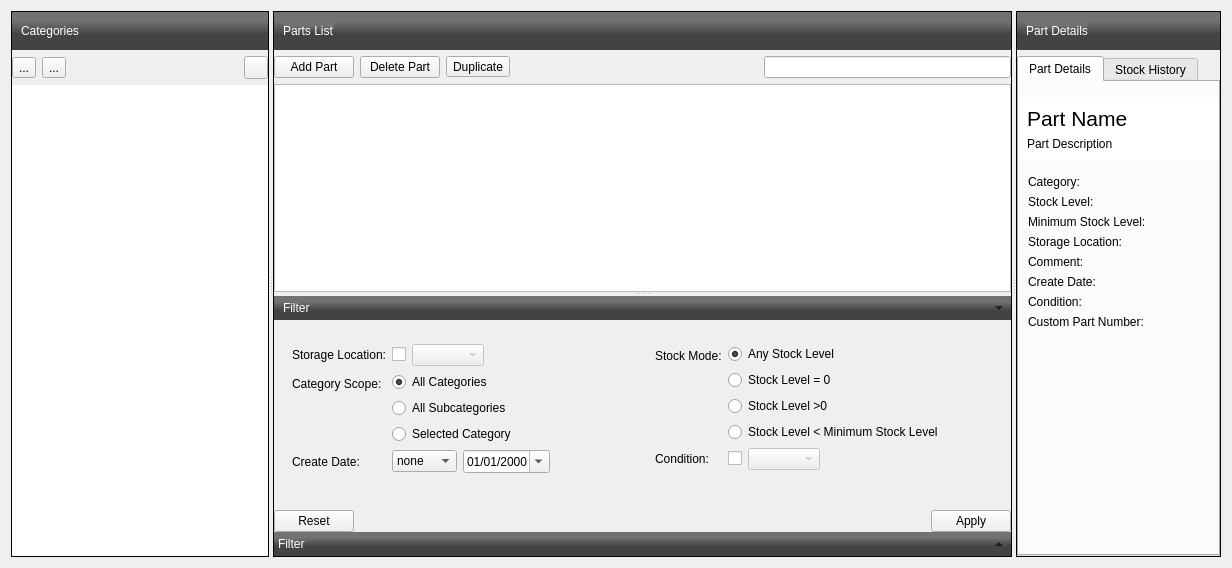
Qt form src/partmanagerform.ui (jassuncao/myparts) before a commit.
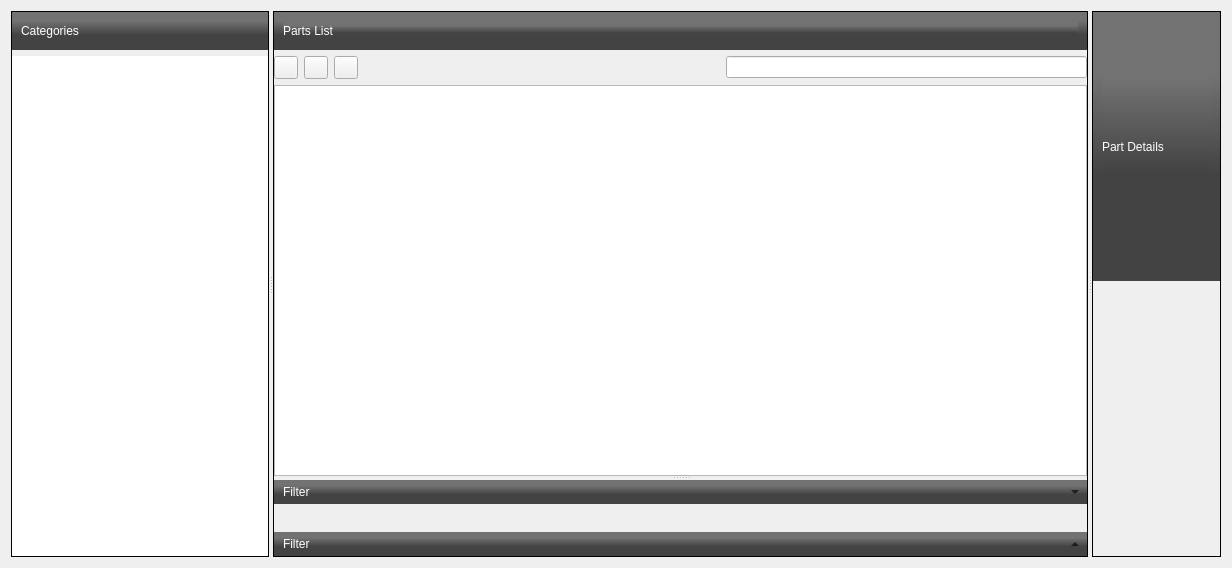
The same form after that commit. Icons and pictures are not drawn. Custom widgets are drawn as their Qt base class.

```diff
--- a/src/partmanagerform.ui
+++ b/src/partmanagerform.ui
@@ -43,7 +43,13 @@
          </property>
          <layout class="QHBoxLayout" name="horizontalLayout">
           <item>
-           <widget class="QLabel" name="label">
+           <widget class="QLabel" name="treeViewLabel">
+            <property name="minimumSize">
+             <size>
+              <width>0</width>
+              <height>20</height>
+             </size>
+            </property>
             <property name="styleSheet">
              <string notr="true">color: rgb(255, 255, 255);</string>
             </property>
@@ -72,53 +78,7 @@
         </widget>
        </item>
        <item>
-        <layout class="QHBoxLayout" name="horizontalLayout_2">
-         <item>
-          <widget class="QToolButton" name="expandTreeButton">
-           <property name="text">
-            <string>...</string>
-           </property>
-           <property name="icon">
-            <iconset resource="resources.qrc">
-             <normaloff>:/icons/toggle_expand</normaloff>:/icons/toggle_expand</iconset>
-           </property>
-           <property name="toolButtonStyle">
-            <enum>Qt::ToolButtonIconOnly</enum>
-           </property>
-          </widget>
-         </item>
-         <item>
-          <widget class="QToolButton" name="collapseTreeButton">
-           <property name="text">
-            <string>...</string>
-           </property>
-           <property name="icon">
-            <iconset resource="resources.qrc">
-             <normaloff>:/icons/toggle_collapse</normaloff>:/icons/toggle_collapse</iconset>
-           </property>
-          </widget>
-         </item>
-         <item>
-          <spacer name="horizontalSpacer_2">
-           <property name="orientation">
-            <enum>Qt::Horizontal</enum>
-           </property>
-           <property name="sizeHint" stdset="0">
-            <size>
-             <width>40</width>
-             <height>20</height>
-            </size>
-           </property>
-          </spacer>
-         </item>
-         <item>
-          <widget class="QToolButton" name="toolButton">
-           <property name="popupMode">
-            <enum>QToolButton::InstantPopup</enum>
-           </property>
-          </widget>
-         </item>
-        </layout>
+        <layout class="QHBoxLayout" name="horizontalLayout_2"/>
        </item>
        <item>
         <widget class="QTreeView" name="categoriesTreeView">
@@ -188,6 +148,12 @@
              <layout class="QHBoxLayout" name="horizontalLayout_3">
               <item>
                <widget class="QLabel" name="label_2">
+                <property name="minimumSize">
+                 <size>
+                  <width>0</width>
+                  <height>20</height>
+                 </size>
+                </property>
                 <property name="styleSheet">
                  <string notr="true">color: rgb(255, 255, 255);</string>
                 </property>
@@ -196,28 +162,15 @@
                 </property>
                </widget>
               </item>
-              <item>
-               <spacer name="horizontalSpacer_3">
-                <property name="orientation">
-                 <enum>Qt::Horizontal</enum>
-                </property>
-                <property name="sizeHint" stdset="0">
-                 <size>
-                  <width>139</width>
-                  <height>20</height>
-                 </size>
-                </property>
-               </spacer>
-              </item>
              </layout>
             </widget>
            </item>
            <item>
             <layout class="QHBoxLayout" name="horizontalLayout_5">
              <item>
-              <widget class="QPushButton" name="addPartButton">
-               <property name="text">
-                <string>Add Part</string>
+              <widget class="QToolButton" name="addPartToolButton">
+               <property name="toolButtonStyle">
+                <enum>Qt::ToolButtonFollowStyle</enum>
                </property>
                <property name="icon">
                 <iconset resource="resources.qrc">
@@ -226,9 +179,9 @@
               </widget>
              </item>
              <item>
-              <widget class="QPushButton" name="deletePartButton">
-               <property name="text">
-                <string>Delete Part</string>
+              <widget class="QToolButton" name="deletePartToolButton">
+               <property name="toolButtonStyle">
+                <enum>Qt::ToolButtonFollowStyle</enum>
                </property>
                <property name="icon">
                 <iconset resource="resources.qrc">
@@ -237,17 +190,7 @@
               </widget>
              </item>
              <item>
-              <widget class="QToolButton" name="duplicateParteButton">
-               <property name="text">
-                <string>Duplicate</string>
-               </property>
-               <property name="icon">
-                <iconset resource="resources.qrc">
-                 <normaloff>:/icons/images/shape_square_add.png</normaloff>:/icons/images/shape_square_add.png</iconset>
-               </property>
-               <property name="checkable">
-                <bool>false</bool>
-               </property>
+              <widget class="QToolButton" name="duplicatePartButton">
                <property name="popupMode">
                 <enum>QToolButton::DelayedPopup</enum>
                </property>
@@ -286,7 +229,19 @@
           </layout>
          </widget>
          <widget class="QWidget" name="widget_4" native="true">
-          <layout class="QVBoxLayout" name="verticalLayout_5">
+          <layout class="QVBoxLayout" name="verticalLayout_4">
+           <property name="leftMargin">
+            <number>0</number>
+           </property>
+           <property name="topMargin">
+            <number>0</number>
+           </property>
+           <property name="rightMargin">
+            <number>0</number>
+           </property>
+           <property name="bottomMargin">
+            <number>0</number>
+           </property>
            <item>
             <widget class="QWidget" name="filterHeader" native="true">
              <property name="autoFillBackground">
@@ -296,6 +251,9 @@
               <string notr="true">background-color:qlineargradient(spread:pad, x1:0.5, y1:0.8, x2:0.5, y2:0, stop:0.248619 rgba(67, 67, 67, 255), stop:0.707182 rgba(114, 114, 114, 255));</string>
              </property>
              <layout class="QHBoxLayout" name="horizontalLayout_6">
+              <property name="leftMargin">
+               <number>9</number>
+              </property>
               <property name="topMargin">
                <number>0</number>
               </property>
@@ -307,6 +265,12 @@
               </property>
               <item>
                <widget class="QLabel" name="label_4">
+                <property name="minimumSize">
+                 <size>
+                  <width>0</width>
+                  <height>20</height>
+                 </size>
+                </property>
                 <property name="styleSheet">
                  <string notr="true">color: rgb(255, 255, 255);</string>
                 </property>
@@ -368,247 +332,7 @@
             </widget>
            </item>
            <item>
-            <widget class="QScrollArea" name="filterScrollArea">
-             <property name="sizePolicy">
-              <sizepolicy hsizetype="Expanding" vsizetype="Expanding">
-               <horstretch>0</horstretch>
-               <verstretch>0</verstretch>
-              </sizepolicy>
-             </property>
-             <property name="frameShape">
-              <enum>QFrame::NoFrame</enum>
-             </property>
-             <property name="widgetResizable">
-              <bool>true</bool>
-             </property>
-             <widget class="QWidget" name="scrollAreaWidgetContents">
-              <property name="geometry">
-               <rect>
-                <x>0</x>
-                <y>0</y>
-                <width>681</width>
-                <height>176</height>
-               </rect>
-              </property>
-              <layout class="QGridLayout" name="gridLayout">
-               <item row="0" column="1">
-                <widget class="QWidget" name="widget_7" native="true">
-                 <property name="sizePolicy">
-                  <sizepolicy hsizetype="Preferred" vsizetype="Preferred">
-                   <horstretch>0</horstretch>
-                   <verstretch>0</verstretch>
-                  </sizepolicy>
-                 </property>
-                 <layout class="QFormLayout" name="formLayout_2">
-                  <property name="fieldGrowthPolicy">
-                   <enum>QFormLayout::ExpandingFieldsGrow</enum>
-                  </property>
-                  <item row="0" column="0">
-                   <widget class="QLabel" name="label_7">
-                    <property name="text">
-                     <string>Stock Mode:</string>
-                    </property>
-                   </widget>
-                  </item>
-                  <item row="0" column="1">
-                   <layout class="QVBoxLayout" name="verticalLayout_4">
-                    <item>
-                     <widget class="QRadioButton" name="stockAnyRadio">
-                      <property name="text">
-                       <string>Any Stock Level</string>
-                      </property>
-                      <property name="checked">
-                       <bool>true</bool>
-                      </property>
-                     </widget>
-                    </item>
-                    <item>
-                     <widget class="QRadioButton" name="stockZeroRadio">
-                      <property name="text">
-                       <string>Stock Level = 0</string>
-                      </property>
-                     </widget>
-                    </item>
-                    <item>
-                     <widget class="QRadioButton" name="stockGreateZeroRadio">
-                      <property name="text">
-                       <string>Stock Level &gt;0</string>
-                      </property>
-                     </widget>
-                    </item>
-                    <item>
-                     <widget class="QRadioButton" name="stockBelowMinRadio">
-                      <property name="text">
-                       <string>Stock Level &lt; Minimum Stock Level</string>
-                      </property>
-                     </widget>
-                    </item>
-                   </layout>
-                  </item>
-                  <item row="2" column="0">
-                   <widget class="QLabel" name="label_18">
-                    <property name="text">
-                     <string>Condition:</string>
-                    </property>
-                   </widget>
-                  </item>
-                  <item row="2" column="1">
-                   <layout class="QHBoxLayout" name="horizontalLayout_12">
-                    <item>
-                     <widget class="QCheckBox" name="filterByConditionCheckbox">
-                      <property name="text">
-                       <string/>
-                      </property>
-                     </widget>
-                    </item>
-                    <item>
-                     <widget class="QComboBox" name="filterByCondtitionCombo">
-                      <property name="enabled">
-                       <bool>false</bool>
-                      </property>
-                     </widget>
-                    </item>
-                   </layout>
-                  </item>
-                 </layout>
-                </widget>
-               </item>
-               <item row="0" column="0">
-                <widget class="QWidget" name="widget_6" native="true">
-                 <property name="enabled">
-                  <bool>true</bool>
-                 </property>
-                 <property name="sizePolicy">
-                  <sizepolicy hsizetype="Preferred" vsizetype="Preferred">
-                   <horstretch>0</horstretch>
-                   <verstretch>0</verstretch>
-                  </sizepolicy>
-                 </property>
-                 <layout class="QFormLayout" name="formLayout">
-                  <property name="fieldGrowthPolicy">
-                   <enum>QFormLayout::ExpandingFieldsGrow</enum>
-                  </property>
-                  <item row="0" column="0">
-                   <widget class="QLabel" name="label_5">
-                    <property name="text">
-                     <string>Storage Location:</string>
-                    </property>
-                   </widget>
-                  </item>
-                  <item row="0" column="1">
-                   <layout class="QHBoxLayout" name="horizontalLayout_7">
-                    <item>
-                     <widget class="QCheckBox" name="filterByStorageCheck">
-                      <property name="text">
-                       <string/>
-                      </property>
-                     </widget>
-                    </item>
-                    <item>
-                     <widget class="QComboBox" name="filterByStorageCombo">
-                      <property name="enabled">
-                       <bool>false</bool>
-                      </property>
-                     </widget>
-                    </item>
-                   </layout>
-                  </item>
-                  <item row="1" column="0">
-                   <widget class="QLabel" name="label_6">
-                    <property name="text">
-                     <string>Category Scope:</string>
-                    </property>
-                   </widget>
-                  </item>
-                  <item row="1" column="1">
-                   <layout class="QVBoxLayout" name="verticalLayout_3">
-                    <item>
-                     <widget class="QRadioButton" name="allCategoriesScopeRadio">
-                      <property name="text">
-                       <string>All Categories</string>
-                      </property>
-                      <property name="checked">
-                       <bool>true</bool>
-                      </property>
-                     </widget>
-                    </item>
-                    <item>
-                     <widget class="QRadioButton" name="allSubCategoriesScopeRadio">
-                      <property name="text">
-                       <string>All Subcategories</string>
-                      </property>
-                      <property name="checked">
-                       <bool>false</bool>
-                      </property>
-                     </widget>
-                    </item>
-                    <item>
-                     <widget class="QRadioButton" name="selectedCategoryScopeRadio">
-                      <property name="text">
-                       <string>Selected Category</string>
-                      </property>
-                     </widget>
-                    </item>
-                   </layout>
-                  </item>
-                  <item row="2" column="0">
-                   <widget class="QLabel" name="label_17">
-                    <property name="text">
-                     <string>Create Date:</string>
-                    </property>
-                   </widget>
-                  </item>
-                  <item row="2" column="1">
-                   <layout class="QHBoxLayout" name="horizontalLayout_11">
-                    <item>
-                     <widget class="QComboBox" name="dateFilterOperatorCombo">
-                      <item>
-                       <property name="text">
-                        <string>none</string>
-                       </property>
-                      </item>
-                      <item>
-                       <property name="text">
-                        <string>before</string>
-                       </property>
-                      </item>
-                      <item>
-                       <property name="text">
-                        <string>on</string>
-                       </property>
-                      </item>
-                      <item>
-                       <property name="text">
-                        <string>after</string>
-                       </property>
-                      </item>
-                     </widget>
-                    </item>
-                    <item>
-                     <widget class="QDateEdit" name="dateFilterEdit">
-                      <property name="displayFormat">
-                       <string>dd/MM/yyyy</string>
-                      </property>
-                      <property name="calendarPopup">
-                       <bool>true</bool>
-                      </property>
-                     </widget>
-                    </item>
-                   </layout>
-                  </item>
-                 </layout>
-                </widget>
-               </item>
-              </layout>
-             </widget>
-            </widget>
-           </item>
-           <item>
-            <widget class="QDialogButtonBox" name="filterButtonBox">
-             <property name="standardButtons">
-              <set>QDialogButtonBox::Apply|QDialogButtonBox::Reset</set>
-             </property>
-            </widget>
+            <widget class="PartsFilterForm" name="filterForm" native="true"/>
            </item>
           </layout>
          </widget>
@@ -624,7 +348,7 @@
          </property>
          <layout class="QHBoxLayout" name="horizontalLayout_8">
           <property name="leftMargin">
-           <number>4</number>
+           <number>9</number>
           </property>
           <property name="topMargin">
            <number>0</number>
@@ -637,6 +361,12 @@
           </property>
           <item>
            <widget class="QLabel" name="label_8">
+            <property name="minimumSize">
+             <size>
+              <width>0</width>
+              <height>20</height>
+             </size>
+            </property>
             <property name="styleSheet">
              <string notr="true">color: rgb(255, 255, 255);</string>
             </property>
@@ -712,8 +442,17 @@
       <property name="frameShadow">
        <enum>QFrame::Plain</enum>
       </property>
-      <layout class="QVBoxLayout" name="verticalLayout_7">
-       <property name="margin">
+      <layout class="QVBoxLayout" name="verticalLayout_3">
+       <property name="leftMargin">
+        <number>0</number>
+       </property>
+       <property name="topMargin">
+        <number>0</number>
+       </property>
+       <property name="rightMargin">
+        <number>0</number>
+       </property>
+       <property name="bottomMargin">
         <number>0</number>
        </property>
        <item>
@@ -727,6 +466,12 @@
          <layout class="QHBoxLayout" name="horizontalLayout_4">
           <item>
            <widget class="QLabel" name="label_3">
+            <property name="minimumSize">
+             <size>
+              <width>0</width>
+              <height>20</height>
+             </size>
+            </property>
             <property name="styleSheet">
              <string notr="true">color: rgb(255, 255, 255);</string>
             </property>
@@ -735,291 +480,11 @@
             </property>
            </widget>
           </item>
-          <item>
-           <spacer name="horizontalSpacer_4">
-            <property name="orientation">
-             <enum>Qt::Horizontal</enum>
-            </property>
-            <property name="sizeHint" stdset="0">
-             <size>
-              <width>139</width>
-              <height>20</height>
-             </size>
-            </property>
-           </spacer>
-          </item>
          </layout>
         </widget>
        </item>
        <item>
-        <widget class="QTabWidget" name="tabWidget">
-         <property name="currentIndex">
-          <number>0</number>
-         </property>
-         <widget class="QWidget" name="tab_1">
-          <attribute name="title">
-           <string>Part Details</string>
-          </attribute>
-          <layout class="QVBoxLayout" name="verticalLayout_10">
-           <property name="leftMargin">
-            <number>0</number>
-           </property>
-           <property name="rightMargin">
-            <number>0</number>
-           </property>
-           <item>
-            <widget class="QDialogButtonBox" name="partActionsButtonBox">
-             <property name="standardButtons">
-              <set>QDialogButtonBox::NoButton</set>
-             </property>
-            </widget>
-           </item>
-           <item>
-            <widget class="QWidget" name="widget_8" native="true">
-             <property name="autoFillBackground">
-              <bool>false</bool>
-             </property>
-             <property name="styleSheet">
-              <string notr="true">background-color: rgb(255, 255, 255);</string>
-             </property>
-             <layout class="QVBoxLayout" name="verticalLayout_9">
-              <property name="spacing">
-               <number>-1</number>
-              </property>
-              <property name="leftMargin">
-               <number>8</number>
-              </property>
-              <property name="rightMargin">
-               <number>8</number>
-              </property>
-              <item>
-               <widget class="QLabel" name="partNameLabel">
-                <property name="font">
-                 <font>
-                  <pointsize>16</pointsize>
-                 </font>
-                </property>
-                <property name="text">
-                 <string>Part Name</string>
-                </property>
-                <property name="textFormat">
-                 <enum>Qt::PlainText</enum>
-                </property>
-                <property name="wordWrap">
-                 <bool>true</bool>
-                </property>
-               </widget>
-              </item>
-              <item>
-               <widget class="QLabel" name="partDescriptionLabel">
-                <property name="text">
-                 <string>Part Description</string>
-                </property>
-               </widget>
-              </item>
-             </layout>
-            </widget>
-           </item>
-           <item>
-            <widget class="QWidget" name="widget_5" native="true">
-             <layout class="QFormLayout" name="formLayout_3">
-              <item row="0" column="0">
-               <widget class="QLabel" name="label_9">
-                <property name="text">
-                 <string>Category:</string>
-                </property>
-               </widget>
-              </item>
-              <item row="0" column="1">
-               <widget class="QLabel" name="partCategoryLabel">
-                <property name="text">
-                 <string/>
-                </property>
-               </widget>
-              </item>
-              <item row="1" column="0">
-               <widget class="QLabel" name="label_10">
-                <property name="text">
-                 <string>Stock Level:</string>
-                </property>
-               </widget>
-              </item>
-              <item row="1" column="1">
-               <layout class="QHBoxLayout" name="horizontalLayout_9">
-                <item>
-                 <widget class="QLabel" name="partStockLevelLabel">
-                  <property name="text">
-                   <string/>
-                  </property>
-                 </widget>
-                </item>
-                <item>
-                 <widget class="QLabel" name="partStockLevelUnitLabel">
-                  <property name="text">
-                   <string/>
-                  </property>
-                 </widget>
-                </item>
-               </layout>
-              </item>
-              <item row="2" column="0">
-               <widget class="QLabel" name="label_11">
-                <property name="text">
-                 <string>Minimum Stock Level:</string>
-                </property>
-               </widget>
-              </item>
-              <item row="2" column="1">
-               <layout class="QHBoxLayout" name="horizontalLayout_10">
-                <item>
-                 <widget class="QLabel" name="partMinStockLabel">
-                  <property name="text">
-                   <string/>
-                  </property>
-                 </widget>
-                </item>
-                <item>
-                 <widget class="QLabel" name="partMinStockUnitLabel">
-                  <property name="text">
-                   <string/>
-                  </property>
-                 </widget>
-                </item>
-               </layout>
-              </item>
-              <item row="3" column="0">
-               <widget class="QLabel" name="label_12">
-                <property name="text">
-                 <string>Storage Location:</string>
-                </property>
-               </widget>
-              </item>
-              <item row="3" column="1">
-               <widget class="QLabel" name="partStorageLocationLabel">
-                <property name="text">
-                 <string/>
-                </property>
-               </widget>
-              </item>
-              <item row="4" column="0">
-               <widget class="QLabel" name="label_13">
-                <property name="text">
-                 <string>Comment:</string>
-                </property>
-               </widget>
-              </item>
-              <item row="4" column="1">
-               <widget class="QLabel" name="partCommentLabel">
-                <property name="text">
-                 <string/>
-                </property>
-               </widget>
-              </item>
-              <item row="5" column="0">
-               <widget class="QLabel" name="label_14">
-                <property name="text">
-                 <string>Create Date:</string>
-                </property>
-               </widget>
-              </item>
-              <item row="5" column="1">
-               <widget class="QLabel" name="partCreateDateLabel">
-                <property name="text">
-                 <string/>
-                </property>
-               </widget>
-              </item>
-              <item row="6" column="0">
-               <widget class="QLabel" name="label_15">
-                <property name="text">
-                 <string>Condition:</string>
-                </property>
-               </widget>
-              </item>
-              <item row="6" column="1">
-               <widget class="QLabel" name="partConditionLabel">
-                <property name="text">
-                 <string/>
-                </property>
-               </widget>
-              </item>
-              <item row="7" column="0">
-               <widget class="QLabel" name="label_16">
-                <property name="text">
-                 <string>Custom Part Number:</string>
-                </property>
-               </widget>
-              </item>
-              <item row="7" column="1">
-               <widget class="QLabel" name="partCustomNumberLabel">
-                <property name="text">
-                 <string/>
-                </property>
-               </widget>
-              </item>
-             </layout>
-            </widget>
-           </item>
-           <item>
-            <spacer name="verticalSpacer">
-             <property name="orientation">
-              <enum>Qt::Vertical</enum>
-             </property>
-             <property name="sizeHint" stdset="0">
-              <size>
-               <width>20</width>
-               <height>334</height>
-              </size>
-             </property>
-            </spacer>
-           </item>
-          </layout>
-         </widget>
-         <widget class="QWidget" name="tab_2">
-          <attribute name="title">
-           <string>Stock History</string>
-          </attribute>
-          <layout class="QVBoxLayout" name="verticalLayout_11">
-           <item>
-            <widget class="QTableView" name="partStockHistoryTable">
-             <property name="editTriggers">
-              <set>QAbstractItemView::NoEditTriggers</set>
-             </property>
-             <property name="alternatingRowColors">
-              <bool>true</bool>
-             </property>
-             <property name="selectionMode">
-              <enum>QAbstractItemView::NoSelection</enum>
-             </property>
-             <property name="selectionBehavior">
-              <enum>QAbstractItemView::SelectRows</enum>
-             </property>
-             <property name="showGrid">
-              <bool>true</bool>
-             </property>
-             <property name="gridStyle">
-              <enum>Qt::DotLine</enum>
-             </property>
-             <property name="sortingEnabled">
-              <bool>true</bool>
-             </property>
-             <attribute name="horizontalHeaderCascadingSectionResizes">
-              <bool>true</bool>
-             </attribute>
-             <attribute name="horizontalHeaderDefaultSectionSize">
-              <number>50</number>
-             </attribute>
-             <attribute name="horizontalHeaderStretchLastSection">
-              <bool>true</bool>
-             </attribute>
-             <attribute name="verticalHeaderVisible">
-              <bool>false</bool>
-             </attribute>
-            </widget>
-           </item>
-          </layout>
-         </widget>
-        </widget>
+        <widget class="PartDetailsView" name="partDetailsView" native="true"/>
        </item>
       </layout>
      </widget>
@@ -1071,6 +536,18 @@
    <extends>QTableView</extends>
    <header>widgets/partstableview.h</header>
   </customwidget>
+  <customwidget>
+   <class>PartDetailsView</class>
+   <extends>QWidget</extends>
+   <header>partdetailsview.h</header>
+   <container>1</container>
+  </customwidget>
+  <customwidget>
+   <class>PartsFilterForm</class>
+   <extends>QWidget</extends>
+   <header>partsfilterform.h</header>
+   <container>1</container>
+  </customwidget>
  </customwidgets>
  <resources>
   <include location="resources.qrc"/>
```
Left out of the diff: 116 changed lines with no effect on the pictures.
